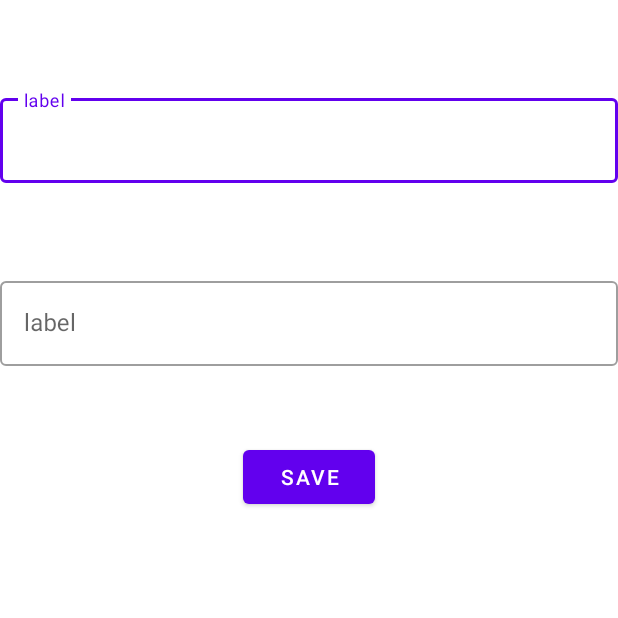
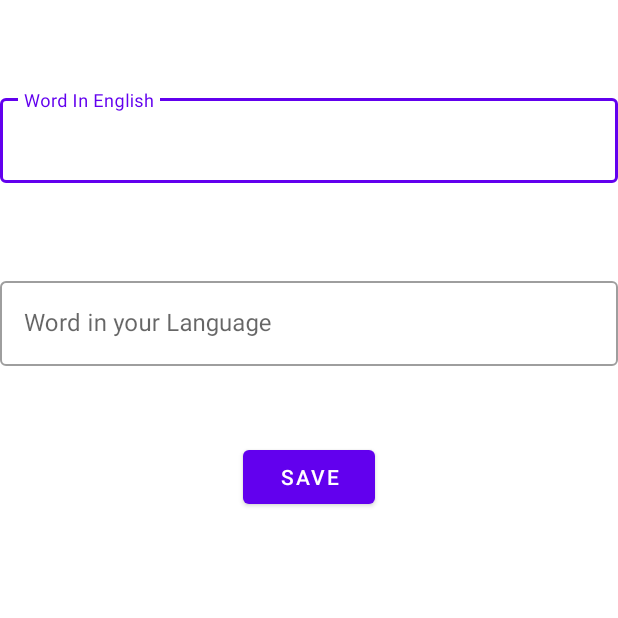
Before and after one commit to margaretmwaura/LanguageTranslator, an Android app: the screen it shows after launch (NewWord), after a tap on an icon or button, on a phone screen of 412 x 824 dp, the top half of it. Run offline under Robolectric (Android 15) with nearby library versions, the phone set to English and light mode, and no system bars; our stand-ins replace data binding.

Commit message:
using the MVC pattern

```diff
--- a/app/src/main/AndroidManifest.xml
+++ b/app/src/main/AndroidManifest.xml
@@ -9,9 +9,9 @@
         android:roundIcon="@mipmap/ic_launcher_round"
         android:supportsRtl="true"
         android:theme="@style/AppTheme">
-        <activity android:name=".NewWord"></activity>
-        <activity android:name=".MainActivity" />
-        <activity android:name=".Splash">
+        <activity android:name=".view.NewWord"></activity>
+        <activity android:name=".view.MainActivity" />
+        <activity android:name=".view.Splash">
             <intent-filter>
                 <action android:name="android.intent.action.MAIN" />
 
--- a/app/src/main/java/com/example/languagetranslator/NewWord.kt
+++ /dev/null
@@ -1,11 +0,0 @@
-package com.example.languagetranslator
-
-import androidx.appcompat.app.AppCompatActivity
-import android.os.Bundle
-
-class NewWord : AppCompatActivity() {
-    override fun onCreate(savedInstanceState: Bundle?) {
-        super.onCreate(savedInstanceState)
-        setContentView(R.layout.activity_new_word)
-    }
-}
--- a/app/src/main/java/com/example/languagetranslator/TabsPagerAdapter.kt
+++ b/app/src/main/java/com/example/languagetranslator/model/TabsPagerAdapter.kt
@@ -1,12 +1,14 @@
-package com.example.languagetranslator
+package com.example.languagetranslator.model
 
 
 import android.util.Log
 import androidx.fragment.app.Fragment
 import androidx.fragment.app.FragmentManager
 
-import androidx.fragment.app.FragmentPagerAdapter
 import androidx.fragment.app.FragmentStatePagerAdapter
+import com.example.languagetranslator.view.TranslateFragment
+import com.example.languagetranslator.view.AboutFragment
+import com.example.languagetranslator.view.ListFragment
 
 
 class IntroViewPagerAdapter(supportFragmentManager: FragmentManager) : FragmentStatePagerAdapter(supportFragmentManager)
--- a/app/src/main/java/com/example/languagetranslator/WordInstance.kt
+++ b/app/src/main/java/com/example/languagetranslator/model/WordInstance.kt
@@ -1,4 +1,4 @@
-package com.example.languagetranslator
+package com.example.languagetranslator.model
 
 import androidx.room.ColumnInfo
 import androidx.room.Entity
--- a/app/src/main/java/com/example/languagetranslator/WordInstanceDao.kt
+++ b/app/src/main/java/com/example/languagetranslator/presenter/WordInstanceDao.kt
@@ -1,6 +1,7 @@
-package com.example.languagetranslator
+package com.example.languagetranslator.presenter
 
 import androidx.room.*
+import com.example.languagetranslator.model.WordInstance
 
 @Dao
 interface WordInstanceDao {
--- a/app/src/main/java/com/example/languagetranslator/ZoomOutPageTransformer.kt
+++ b/app/src/main/java/com/example/languagetranslator/presenter/ZoomOutPageTransformer.kt
@@ -1,4 +1,4 @@
-package com.example.languagetranslator
+package com.example.languagetranslator.presenter
 
 
 import android.view.View
--- a/app/src/main/java/com/example/languagetranslator/TranslateFragment.kt
+++ b/app/src/main/java/com/example/languagetranslator/view/AboutFragment.kt
@@ -1,14 +1,13 @@
-package com.example.languagetranslator
+package com.example.languagetranslator.view
 
-import android.content.Intent
 import android.os.Bundle
 import androidx.fragment.app.Fragment
 import android.view.LayoutInflater
 import android.view.View
 import android.view.ViewGroup
-import com.example.languagetranslator.databinding.FragmentTranslateBinding
+import com.example.languagetranslator.R
 
-class TranslateFragment : Fragment() {
+class AboutFragment : Fragment() {
 
 
     override fun onCreate(savedInstanceState: Bundle?) {
@@ -21,13 +20,7 @@ class TranslateFragment : Fragment() {
         savedInstanceState: Bundle?
     ): View? {
         // Inflate the layout for this fragment
-        val binding = FragmentTranslateBinding.inflate(inflater,container,false)
-
-        binding.fab.setOnClickListener {
-            val intent = Intent(activity!!, NewWord::class.java)
-            startActivity(intent)
-        }
-        return binding.root
+        return inflater.inflate(R.layout.fragment_about, container, false)
     }
 
     companion object {
--- a/app/src/main/java/com/example/languagetranslator/ListFragment.kt
+++ b/app/src/main/java/com/example/languagetranslator/view/ListFragment.kt
@@ -1,10 +1,11 @@
-package com.example.languagetranslator
+package com.example.languagetranslator.view
 
 import android.os.Bundle
 import androidx.fragment.app.Fragment
 import android.view.LayoutInflater
 import android.view.View
 import android.view.ViewGroup
+import com.example.languagetranslator.R
 
 class ListFragment : Fragment() {
     override fun onCreate(savedInstanceState: Bundle?) {
--- /dev/null
+++ b/app/src/main/java/com/example/languagetranslator/view/NewWord.kt
@@ -0,0 +1,25 @@
+package com.example.languagetranslator.view
+
+import androidx.appcompat.app.AppCompatActivity
+import android.os.Bundle
+import androidx.databinding.DataBindingUtil
+import com.example.languagetranslator.R
+import com.example.languagetranslator.databinding.ActivityNewWordBinding
+
+class NewWord : AppCompatActivity() {
+    private lateinit var wordInEnglish : String
+    private lateinit var inYourLanguage: String
+
+    override fun onCreate(savedInstanceState: Bundle?) {
+        super.onCreate(savedInstanceState)
+        val binding : ActivityNewWordBinding = DataBindingUtil.setContentView(this,
+            R.layout.activity_new_word
+        )
+        binding.saveButton.setOnClickListener {
+            wordInEnglish = binding.outlinedTextFieldEnglish.editText?.text.toString()
+            inYourLanguage = binding.outlinedTextFieldYourLanguage.editText?.text.toString()
+
+        }
+
+    }
+}
--- a/app/src/main/java/com/example/languagetranslator/Splash.kt
+++ b/app/src/main/java/com/example/languagetranslator/view/Splash.kt
@@ -1,4 +1,4 @@
-package com.example.languagetranslator
+package com.example.languagetranslator.view
 
 import android.content.Intent
 import androidx.appcompat.app.AppCompatActivity
@@ -6,6 +6,7 @@ import android.os.Bundle
 import android.os.Handler
 import android.view.View
 import android.view.WindowManager
+import com.example.languagetranslator.R
 
 class Splash : AppCompatActivity() {
     override fun onCreate(savedInstanceState: Bundle?) {
--- a/app/src/main/java/com/example/languagetranslator/AboutFragment.kt
+++ b/app/src/main/java/com/example/languagetranslator/view/TranslateFragment.kt
@@ -1,12 +1,14 @@
-package com.example.languagetranslator
+package com.example.languagetranslator.view
 
+import android.content.Intent
 import android.os.Bundle
 import androidx.fragment.app.Fragment
 import android.view.LayoutInflater
 import android.view.View
 import android.view.ViewGroup
+import com.example.languagetranslator.databinding.FragmentTranslateBinding
 
-class AboutFragment : Fragment() {
+class TranslateFragment : Fragment() {
 
 
     override fun onCreate(savedInstanceState: Bundle?) {
@@ -19,7 +21,13 @@ class AboutFragment : Fragment() {
         savedInstanceState: Bundle?
     ): View? {
         // Inflate the layout for this fragment
-        return inflater.inflate(R.layout.fragment_about, container, false)
+        val binding = FragmentTranslateBinding.inflate(inflater,container,false)
+
+        binding.fab.setOnClickListener {
+            val intent = Intent(activity!!, NewWord::class.java)
+            startActivity(intent)
+        }
+        return binding.root
     }
 
     companion object {
--- a/app/src/main/res/layout/activity_new_word.xml
+++ b/app/src/main/res/layout/activity_new_word.xml
@@ -1,12 +1,14 @@
 <?xml version="1.0" encoding="utf-8"?>
-<LinearLayout
+<layout
     xmlns:android="http://schemas.android.com/apk/res/android"
     xmlns:app="http://schemas.android.com/apk/res-auto"
-    xmlns:tools="http://schemas.android.com/tools"
+    xmlns:tools="http://schemas.android.com/tools">
+
+<LinearLayout
     android:layout_width="match_parent"
     android:orientation="vertical"
     android:layout_height="match_parent"
-    tools:context=".NewWord">
+    tools:context=".view.NewWord">
 
 
     <com.google.android.material.textfield.TextInputLayout
@@ -14,7 +16,7 @@
         android:id="@+id/outlinedTextFieldEnglish"
         android:layout_width="match_parent"
         android:layout_height="wrap_content"
-        android:hint="@string/label"
+        android:hint="@string/word_in_english"
         style="@style/Widget.MaterialComponents.TextInputLayout.OutlinedBox">
 
         <com.google.android.material.textfield.TextInputEditText
@@ -29,7 +31,7 @@
         android:id="@+id/outlinedTextFieldYourLanguage"
         android:layout_width="match_parent"
         android:layout_height="wrap_content"
-        android:hint="@string/label"
+        android:hint="@string/word_in_your_language"
         style="@style/Widget.MaterialComponents.TextInputLayout.OutlinedBox">
 
         <com.google.android.material.textfield.TextInputEditText
@@ -43,9 +45,10 @@
     <com.google.android.material.button.MaterialButton
         android:layout_marginTop="50dp"
         android:layout_gravity="center_horizontal"
-        android:id="@+id/materialButton"
+        android:id="@+id/saveButton"
         android:layout_width="wrap_content"
         android:layout_height="wrap_content"
         android:text="@string/save"
        />
 </LinearLayout>
+</layout>
--- a/app/src/main/res/layout/activity_splash.xml
+++ b/app/src/main/res/layout/activity_splash.xml
@@ -5,7 +5,7 @@
     android:layout_width="match_parent"
     android:layout_height="match_parent"
     android:background="#ffdae9"
-    tools:context=".Splash">
+    tools:context=".view.Splash">
 
 
     <de.hdodenhof.circleimageview.CircleImageView
--- a/app/src/main/res/layout/fragment_about.xml
+++ b/app/src/main/res/layout/fragment_about.xml
@@ -3,7 +3,7 @@
     xmlns:tools="http://schemas.android.com/tools"
     android:layout_width="match_parent"
     android:layout_height="match_parent"
-    tools:context=".AboutFragment">
+    tools:context=".view.AboutFragment">
 
     <!-- TODO: Update blank fragment layout -->
     <TextView
--- a/app/src/main/res/layout/fragment_list.xml
+++ b/app/src/main/res/layout/fragment_list.xml
@@ -3,7 +3,7 @@
     xmlns:tools="http://schemas.android.com/tools"
     android:layout_width="match_parent"
     android:layout_height="match_parent"
-    tools:context=".ListFragment">
+    tools:context=".view.ListFragment">
 
     <!-- TODO: Update blank fragment layout -->
     <TextView
--- a/app/src/main/res/values/strings.xml
+++ b/app/src/main/res/values/strings.xml
@@ -4,4 +4,6 @@
     <string name="hello_blank_fragment">Hello blank fragment</string>
     <string name="label">label</string>
     <string name="save">Save</string>
+    <string name="word_in_english">Word In English</string>
+    <string name="word_in_your_language">Word in your Language</string>
 </resources>
```
Also changed, not shown: app/src/main/java/com/example/languagetranslator/model/Database.kt (renamed from app/src/main/java/com/example/languagetranslator/Database.kt, +8 -3 lines), app/src/main/java/com/example/languagetranslator/view/MainActivity.kt (renamed from app/src/main/java/com/example/languagetranslator/MainActivity.kt, +8 -5 lines).
